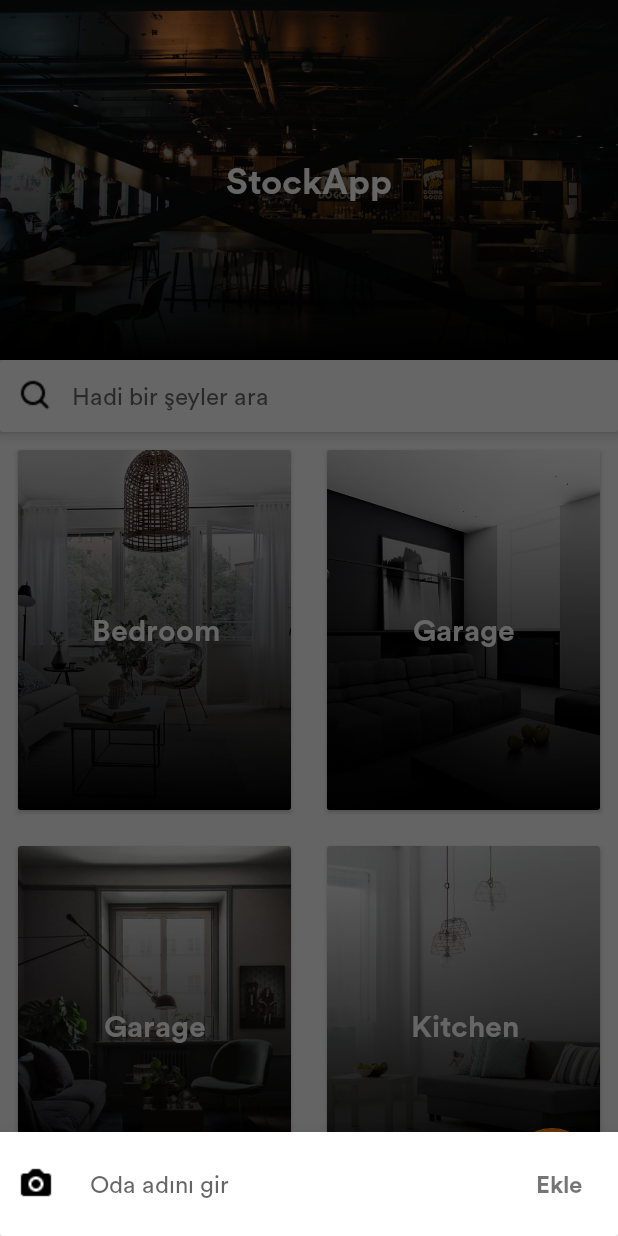
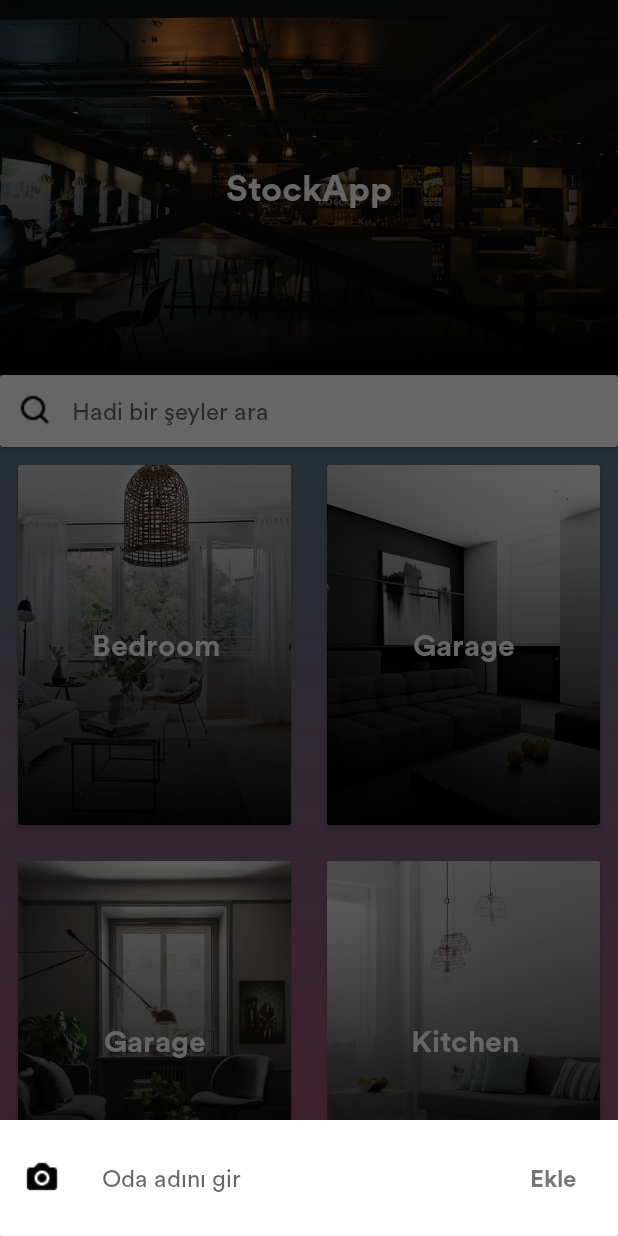
Before and after one commit to snndmr/Stock-It, an Android app: the screen it shows after launch (MainActivity), after a tap on an icon or button, on a phone screen of 412 x 824 dp. Run offline under Robolectric (Android 15) with nearby library versions, the phone set to English and light mode, and no system bars; our stand-ins replace Picasso; 3 other taps on this screen came first.

Commit message:
Background

```diff
--- a/app/src/main/java/com/snn/stockapp/GradientColors.java
+++ b/app/src/main/java/com/snn/stockapp/GradientColors.java
@@ -18,4 +18,12 @@ class GradientColors {
                     android.graphics.Color.parseColor("#1A000000"),
                     android.graphics.Color.parseColor("#00000000")
             });
+
+    static final GradientDrawable BACKGROUND
+            = new GradientDrawable(GradientDrawable.Orientation.TOP_BOTTOM,
+            new int[]{
+                    android.graphics.Color.parseColor("#3b8d99"),
+                    android.graphics.Color.parseColor("#6b6b83"),
+                    android.graphics.Color.parseColor("#aa4b6b"),
+            });
 }
--- a/app/src/main/java/com/snn/stockapp/MainActivity.java
+++ b/app/src/main/java/com/snn/stockapp/MainActivity.java
@@ -54,7 +54,7 @@ public class MainActivity extends AppCompatActivity implements BottomDialog.Bott
     protected void onCreate(Bundle savedInstanceState) {
         super.onCreate(savedInstanceState);
         setContentView(R.layout.activity_main);
-
+        getWindow().getDecorView().setBackground(GradientColors.BACKGROUND);
         init();
     }
 
--- a/app/src/main/java/com/snn/stockapp/RoomActivity.java
+++ b/app/src/main/java/com/snn/stockapp/RoomActivity.java
@@ -39,7 +39,7 @@ public class RoomActivity extends AppCompatActivity {
     protected void onCreate(Bundle savedInstanceState) {
         super.onCreate(savedInstanceState);
         setContentView(R.layout.activity_room);
-
+        getWindow().getDecorView().setBackground(GradientColors.BACKGROUND);
         init((Room) Objects.requireNonNull(getIntent().getSerializableExtra("Room")));
     }
 }
--- a/app/src/main/res/layout/room_card.xml
+++ b/app/src/main/res/layout/room_card.xml
@@ -24,8 +24,8 @@
             android:layout_height="match_parent"
             android:layout_alignBottom="@id/iv_room_card"
             android:fontFamily="@font/tokens_bold"
-            android:gravity="center"
-            android:padding="@dimen/padding_small"
+            android:gravity="center_vertical"
+            android:padding="@dimen/padding_medium"
             android:text="@string/room_test"
             android:textAlignment="center"
             android:textColor="@android:color/white"
--- a/app/src/main/res/layout/room_dialog.xml
+++ b/app/src/main/res/layout/room_dialog.xml
@@ -15,7 +15,7 @@
             android:layout_width="wrap_content"
             android:layout_height="wrap_content"
             android:layout_gravity="center_vertical"
-            android:layout_margin="@dimen/margin_medium"
+            android:layout_margin="@dimen/margin_large"
             android:contentDescription="@string/image"
             android:src="@drawable/camera" />
 
@@ -37,7 +37,7 @@
             android:id="@+id/tv_room_add"
             android:layout_width="wrap_content"
             android:layout_height="wrap_content"
-            android:layout_margin="@dimen/margin_medium"
+            android:layout_margin="@dimen/margin_large"
             android:fontFamily="@font/tokens_bold"
             android:padding="@dimen/padding_medium"
             android:text="@string/add"
--- a/app/src/main/res/values/dimens.xml
+++ b/app/src/main/res/values/dimens.xml
@@ -1,5 +1,5 @@
 <resources>
-    <dimen name="app_bar_height">240dp</dimen>
+    <dimen name="app_bar_height">250dp</dimen>
     <dimen name="fab_margin">16dp</dimen>
     <dimen name="text_margin">16dp</dimen>
 
```
